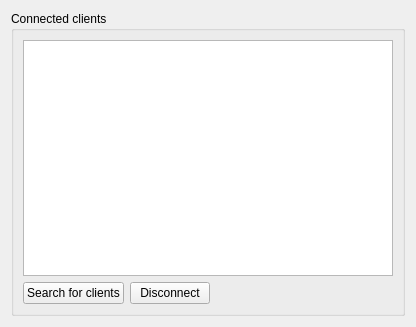
Old version of the form src/gui/servercontrollerwidget.ui in the repository mfreiholz/qbroadcasttransfer.
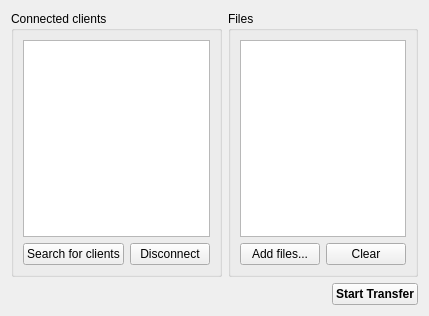
New version of the form.

Commit message: Updates server GUI with a file list. Handles network response in a different function. Serializes network-packet body with QDataStream.

```diff
--- a/src/gui/servercontrollerwidget.ui
+++ b/src/gui/servercontrollerwidget.ui
@@ -6,14 +6,16 @@
    <rect>
     <x>0</x>
     <y>0</y>
-    <width>416</width>
-    <height>327</height>
+    <width>410</width>
+    <height>316</height>
    </rect>
   </property>
   <property name="windowTitle">
    <string>File Broadcaster (Server)</string>
   </property>
-  <layout class="QVBoxLayout" name="verticalLayout_2">
+  <layout class="QVBoxLayout" name="verticalLayout_3">
+   <item>
+    <layout class="QHBoxLayout" name="horizontalLayout_3">
    <item>
     <widget class="QGroupBox" name="groupBox">
      <property name="title">
@@ -72,6 +74,81 @@
       </item>
      </layout>
     </widget>
+     </item>
+     <item>
+      <widget class="QGroupBox" name="groupBox_2">
+       <property name="title">
+        <string>Files</string>
+       </property>
+       <layout class="QVBoxLayout" name="verticalLayout_2">
+        <item>
+         <widget class="QTableView" name="filesView"/>
+        </item>
+        <item>
+         <layout class="QHBoxLayout" name="horizontalLayout_2">
+          <item>
+           <widget class="QPushButton" name="addFilesButton">
+            <property name="text">
+             <string>Add files...</string>
+            </property>
+           </widget>
+          </item>
+          <item>
+           <spacer name="horizontalSpacer_2">
+            <property name="orientation">
+             <enum>Qt::Horizontal</enum>
+            </property>
+            <property name="sizeHint" stdset="0">
+             <size>
+              <width>40</width>
+              <height>20</height>
+             </size>
+            </property>
+           </spacer>
+          </item>
+          <item>
+           <widget class="QPushButton" name="clearFilesButton">
+            <property name="text">
+             <string>Clear</string>
+            </property>
+           </widget>
+          </item>
+         </layout>
+        </item>
+       </layout>
+      </widget>
+     </item>
+    </layout>
+   </item>
+   <item>
+    <layout class="QHBoxLayout" name="horizontalLayout_4">
+     <item>
+      <spacer name="horizontalSpacer_3">
+       <property name="orientation">
+        <enum>Qt::Horizontal</enum>
+       </property>
+       <property name="sizeHint" stdset="0">
+        <size>
+         <width>40</width>
+         <height>20</height>
+        </size>
+       </property>
+      </spacer>
+     </item>
+     <item>
+      <widget class="QPushButton" name="pushButton_3">
+       <property name="font">
+        <font>
+         <weight>75</weight>
+         <bold>true</bold>
+        </font>
+       </property>
+       <property name="text">
+        <string>Start Transfer</string>
+       </property>
+      </widget>
+     </item>
+    </layout>
    </item>
   </layout>
  </widget>
```
Lines whose indentation alone changed are shown as unchanged. The commit also changes 4 other files.
